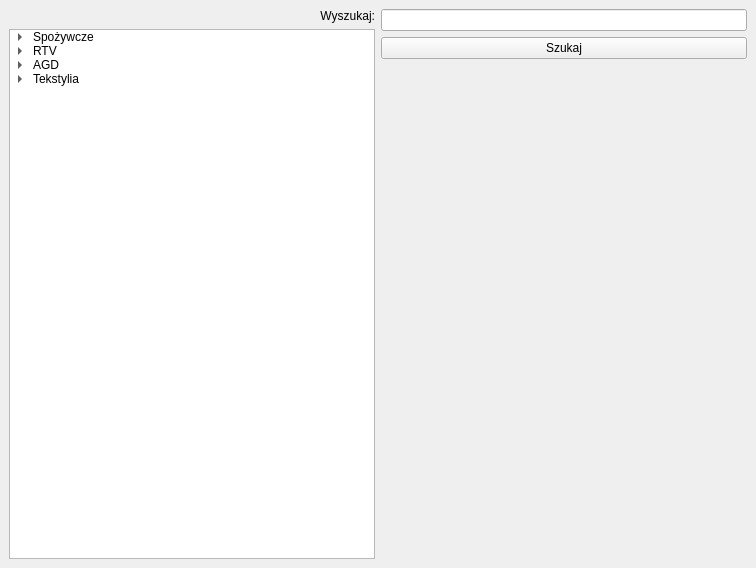
Librianin/Poszukiwacz, file Szukajka/szukajka.ui: the form before one commit.
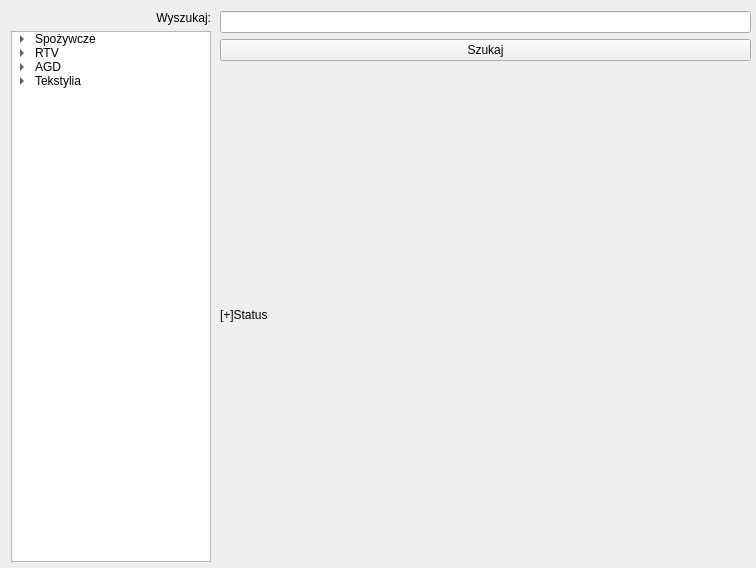
The form after the commit.

Diff of the .ui file:
```diff
--- a/Szukajka/szukajka.ui
+++ b/Szukajka/szukajka.ui
@@ -17,11 +17,56 @@
    <string>Szukajka</string>
   </property>
   <widget class="QWidget" name="centralwidget">
-   <layout class="QGridLayout" name="gridLayout">
-    <item row="0" column="0">
+   <widget class="QWidget" name="layoutWidget">
+    <property name="geometry">
+     <rect>
+      <x>220</x>
+      <y>11</y>
+      <width>531</width>
+      <height>551</height>
+     </rect>
+    </property>
+    <layout class="QVBoxLayout" name="verticalLayout_2">
+     <item>
+      <widget class="QLineEdit" name="Tekst"/>
+     </item>
+     <item>
+      <widget class="QPushButton" name="Przycisk">
+       <property name="text">
+        <string>Szukaj</string>
+       </property>
+      </widget>
+     </item>
+     <item>
+      <widget class="QLabel" name="label">
+       <property name="enabled">
+        <bool>true</bool>
+       </property>
+       <property name="text">
+        <string>[+]Status</string>
+       </property>
+      </widget>
+     </item>
+    </layout>
+   </widget>
+   <widget class="QWidget" name="layoutWidget">
+    <property name="geometry">
+     <rect>
+      <x>11</x>
+      <y>11</y>
+      <width>202</width>
+      <height>551</height>
+     </rect>
+    </property>
      <layout class="QVBoxLayout" name="verticalLayout">
       <item>
        <widget class="QLabel" name="Wyszukaj">
+       <property name="maximumSize">
+        <size>
+         <width>200</width>
+         <height>16777215</height>
+        </size>
+       </property>
         <property name="mouseTracking">
          <bool>false</bool>
         </property>
@@ -35,6 +80,12 @@
       </item>
       <item>
        <widget class="QTreeWidget" name="Lista">
+       <property name="maximumSize">
+        <size>
+         <width>200</width>
+         <height>16777215</height>
+        </size>
+       </property>
         <property name="dragEnabled">
          <bool>false</bool>
         </property>
@@ -115,32 +166,7 @@
        </widget>
       </item>
      </layout>
-    </item>
-    <item row="0" column="1">
-     <layout class="QVBoxLayout" name="verticalLayout_2">
-      <item>
-       <widget class="QLineEdit" name="Tekst"/>
-      </item>
-      <item>
-       <widget class="QPushButton" name="Przycisk">
-        <property name="text">
-         <string>Szukaj</string>
-        </property>
-       </widget>
-      </item>
-      <item>
-       <widget class="QLabel" name="label">
-        <property name="enabled">
-         <bool>true</bool>
-        </property>
-        <property name="text">
-         <string/>
-        </property>
-       </widget>
-      </item>
-     </layout>
-    </item>
-   </layout>
+   </widget>
   </widget>
  </widget>
  <resources/>
```
Lines whose indentation alone changed are shown as unchanged.
